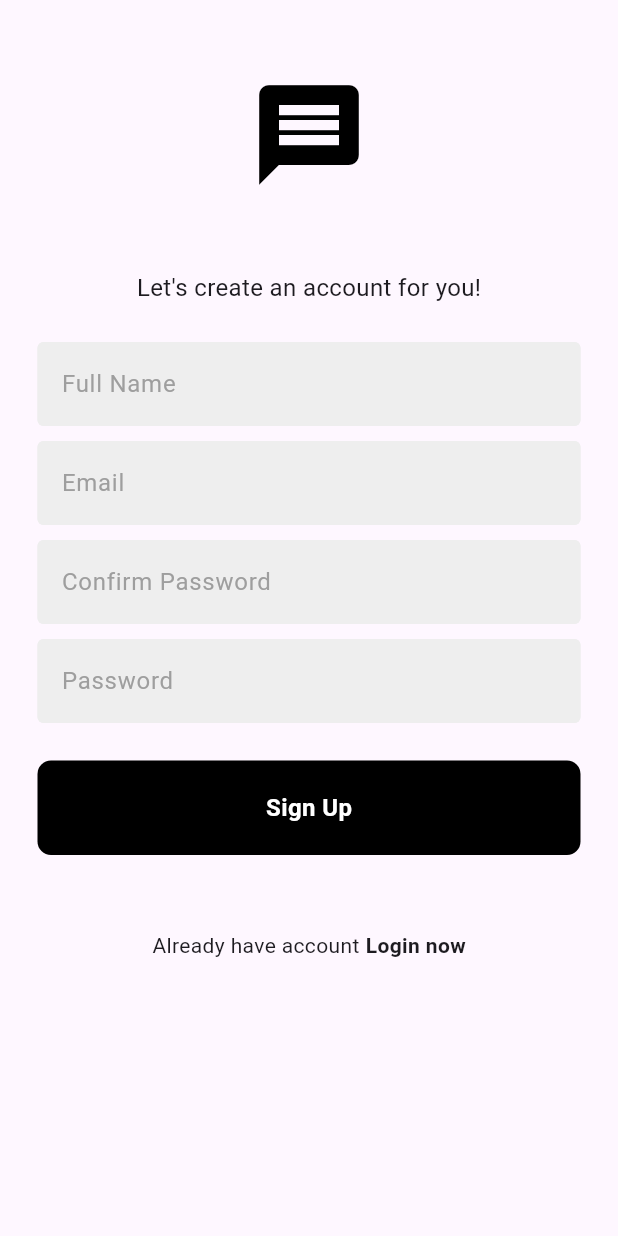
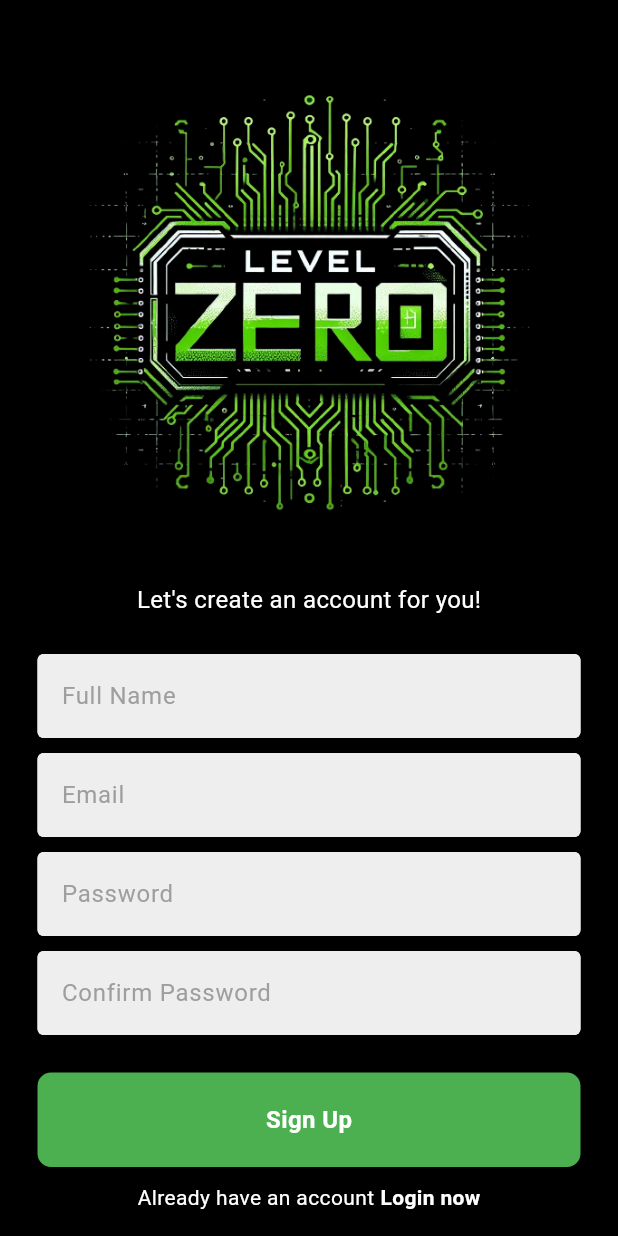
Before and after one commit to S4K1L/_INxCompetitive_App, a Flutter app: the screen it shows after launch, after a tap on "Register now", on a phone screen of 412 x 824 dp. Run offline on Flutter 3.47's test engine with Material 3 defaults, Android fonts, the light colour scheme and no system bars; our stand-ins replace cloud_firestore, firebase_auth, firebase_core; accounts and stored records are empty; network calls fail.

Commit message:
Version: 22.03.24

```diff
--- a/lib/components/my_button.dart
+++ b/lib/components/my_button.dart
@@ -16,7 +16,7 @@ class MyButton extends StatelessWidget {
       child: Container(
         padding: const EdgeInsets.all(20),
         decoration: BoxDecoration(
-          color: Colors.black,
+          color: Colors.green,
           borderRadius: BorderRadius.circular(9),
         ),
         child:  Center(
--- a/lib/page/login_page.dart
+++ b/lib/page/login_page.dart
@@ -30,12 +30,18 @@ class _LoginPageState extends State<LoginPage> {
           emailController.text,
           passwordController.text,
       );
-
+      ScaffoldMessenger.of(context).showSnackBar(
+        const SnackBar(
+          content: Text(
+            'Welcome to LEVEL ZERO'
+          ),
+        ),
+      );
     } catch(e){
       ScaffoldMessenger.of(context).showSnackBar(
-        SnackBar(
+        const SnackBar(
           content: Text(
-            e.toString(),
+            'Invalid Data'
           ),
         ),
       );
@@ -46,27 +52,27 @@ class _LoginPageState extends State<LoginPage> {
   @override
   Widget build(BuildContext context) {
     return Scaffold(
-      body: SafeArea(
+      backgroundColor: Colors.black,
+      body: GestureDetector(
+        child: SingleChildScrollView(
           child: Center(
             child: Padding(
               padding: const EdgeInsets.symmetric(horizontal: 25.0),
               child: Column(
                 mainAxisAlignment: MainAxisAlignment.center,
                 children: [
-                const SizedBox(height: 50),
-                //logo
-                Icon(
-                  Icons.message,
-                  size: 100,
-                  color: Colors.black,
+                  const SizedBox(height: 16),
+                  Padding(
+                    padding: const EdgeInsets.all(30),
+                    child: Image.asset('assets/images/levelrv.png'),
                   ),
-
                   const SizedBox(height: 50),
 
                   //welcome back massage
                   Text("Welcome back you've been missed!",
                   style: TextStyle(
                     fontSize: 16,
+                    color: Colors.white
                   ),
                   ),
 
@@ -91,7 +97,7 @@ class _LoginPageState extends State<LoginPage> {
                   const SizedBox(height: 25),
 
                   //sign in button
-                MyButton(onTap: signIn, text: "Sign In"),
+                  MyButton(onTap: signIn, text: "Login"),
 
                   const SizedBox(height: 50),
 
@@ -99,13 +105,14 @@ class _LoginPageState extends State<LoginPage> {
                   Row(
                     mainAxisAlignment: MainAxisAlignment.center,
                     children: [
-                    Text('Not a member?'),
+                      Text('Not a member?',style: TextStyle(color: Colors.white),),
                       const SizedBox(width: 4),
                       GestureDetector(
                         onTap: widget.onTap,
                         child: const Text('Register now',
                           style: TextStyle(
                             fontWeight: FontWeight.bold,
+                            color: Colors.white
                           ),
                         ),
                       ),
@@ -117,6 +124,7 @@ class _LoginPageState extends State<LoginPage> {
             ),
           ),
         ),
+      ),
     );
   }
 }
--- a/lib/page/register_page.dart
+++ b/lib/page/register_page.dart
@@ -1,43 +1,57 @@
+import 'package:cloud_firestore/cloud_firestore.dart';
 import 'package:competitive/components/my_button.dart';
 import 'package:competitive/components/my_text_field.dart';
 import 'package:competitive/services/auth_service.dart';
+import 'package:firebase_auth/firebase_auth.dart';
 import 'package:flutter/material.dart';
 import 'package:provider/provider.dart';
 
-
 class RegisterPage extends StatefulWidget {
   final void Function()? onTap;
-  const RegisterPage({super.key, this.onTap});
+  const RegisterPage({Key? key, this.onTap}) : super(key: key);
 
   @override
   State<RegisterPage> createState() => _RegisterPageState();
 }
 
 class _RegisterPageState extends State<RegisterPage> {
-  //Text controllers
+  // Text controllers
   final fullNameController = TextEditingController();
   final emailController = TextEditingController();
   final passwordController = TextEditingController();
   final confirmPasswordController = TextEditingController();
 
-  //sign up user
+  final FirebaseAuth _firebaseAuth = FirebaseAuth.instance;
+  // Instance of Firestore
+  final FirebaseFirestore _firestore = FirebaseFirestore.instance;
+
+  // Sign up user
   void signUp() async {
-    if(passwordController.text != confirmPasswordController.text)
-      {
+    if (passwordController.text != confirmPasswordController.text) {
       ScaffoldMessenger.of(context).showSnackBar(
-          const SnackBar(content: Text("Password don't match"),
+        const SnackBar(
+          content: Text("Passwords don't match"),
         ),
       );
       return;
     }
 
-    // get auth service
     final authService = Provider.of<AuthService>(context, listen: false);
 
-    try{
-      await authService.singUpWithEmailandPassword(emailController.text, passwordController.text,);
+    try {
+      // Sign up with email and password
+      await authService.singUpWithEmailAndPassword(
+        emailController.text,
+        passwordController.text,
+        fullNameController.text,
+      );
+      ScaffoldMessenger.of(context).showSnackBar(
+        const SnackBar(
+          content: Text("Welcome to LEVEL ZERO"),
+        ),
+      );
 
-    } catch (e){
+    } catch (e) {
       ScaffoldMessenger.of(context).showSnackBar(
         SnackBar(
           content: Text(e.toString()),
@@ -45,92 +59,76 @@ class _RegisterPageState extends State<RegisterPage> {
       );
     }
   }
+
   @override
   Widget build(BuildContext context) {
     return Scaffold(
-      body: SafeArea(
+      backgroundColor: Colors.black,
+      body: SingleChildScrollView(
         child: Center(
           child: Padding(
             padding: const EdgeInsets.symmetric(horizontal: 25.0),
             child: Column(
-              //mainAxisAlignment: MainAxisAlignment.center,
               children: [
-                const SizedBox(height: 50),
-                //logo
-                Icon(
-                  Icons.message,
-                  size: 80,
-                  color: Colors.black,
+                const SizedBox(height: 16),
+                // Logo
+                Padding(
+                  padding: const EdgeInsets.all(30),
+                  child: Image.asset('assets/images/levelrv.png'),
                 ),
-
-                const SizedBox(height: 50),
-
-                //create account messange
-                Text("Let's create an account for you!",
-                  style: TextStyle(
-                    fontSize: 16,
+                const SizedBox(height: 10),
+                // Create account message
+                const Text(
+                  "Let's create an account for you!",
+                  style: TextStyle(fontSize: 16, color: Colors.white),
                 ),
-                ),
-
                 const SizedBox(height: 25),
-
                 MyTextField(
                   controller: fullNameController,
                   hintText: 'Full Name',
                   obscureText: false,
                 ),
-
                 const SizedBox(height: 10),
-
-                //email textfield
+                // Email text field
                 MyTextField(
                   controller: emailController,
                   hintText: 'Email',
                   obscureText: false,
                 ),
-
                 const SizedBox(height: 10),
-
-                //password textfield
+                // Password text field
+                MyTextField(
+                  controller: passwordController,
+                  hintText: 'Password',
+                  obscureText: true,
+                ),
+                const SizedBox(height: 10),
+                // Confirm password text field
                 MyTextField(
                   controller: confirmPasswordController,
                   hintText: 'Confirm Password',
                   obscureText: true,
                 ),
-
+                const SizedBox(height: 25),
+                // Sign up button
+                MyButton(onTap: signUp, text: "Sign Up"),
                 const SizedBox(height: 10),
-
-                //password textfield
-                MyTextField(
-                  controller: passwordController,
-                  hintText: 'Password',
-                  obscureText: true,
-                ),
-
-                const SizedBox(height: 25),
-
-                //sign in button
-                MyButton(onTap: signUp, text: "Sign Up"),
-
-                const SizedBox(height: 50),
-
-                //not a member ? register now
+                // Not a member? Register now
                 Row(
                   mainAxisAlignment: MainAxisAlignment.center,
                   children: [
-                   const Text('Already have account'),
+                    const Text('Already have an account', style: TextStyle(color: Colors.white)),
                     const SizedBox(width: 4),
                     GestureDetector(
                       onTap: widget.onTap,
-                      child: const Text('Login now',
-                        style: TextStyle(
-                          fontWeight: FontWeight.bold,
-                        ),
+                      child: const Text(
+                        'Login now',
+                        style: TextStyle(fontWeight: FontWeight.bold, color: Colors.white),
                       ),
                     ),
                   ],
-                )
-
+                ),
+                const SizedBox(height: 10),
               ],
             ),
           ),
--- a/lib/services/chat/chat_service.dart
+++ b/lib/services/chat/chat_service.dart
@@ -12,7 +12,6 @@ class ChatService extends ChangeNotifier{
   // SEND MESSAGE
   Future<void> sendMessage(String receiverId, String message) async {
     // get current user info
-    final String currentUserName = _firebaseAuth.currentUser!.
     final String currentUserId = _firebaseAuth.currentUser!.uid;
     final String currentUserEmail = _firebaseAuth.currentUser!.email.toString();
     final Timestamp timestamp = Timestamp.now();
--- a/pubspec.yaml
+++ b/pubspec.yaml
@@ -18,6 +18,7 @@ dependencies:
   provider:
   cloud_firestore: ^4.13.0
   cached_network_image: ^3.3.0
+  web: ^0.4.0
 
 
 dev_dependencies:
@@ -30,7 +31,7 @@ dev_dependencies:
 flutter_launcher_icons:
       android: "ic_launcher"
       ios: true
-      image_path: "assets/images/INx.png"
+      image_path: "assets/images/levelrv.png"
       min_sdk_android: 21 # android min sdk min:16, default 21
 
 
```
Also changed, not shown: lib/page/chat_page.dart (+35 -29 lines), lib/page/home_Page.dart (+53 -15 lines), lib/services/auth_service.dart (+3 -4 lines), assets/images/level.png (added), assets/images/levelrv.png (added), pubspec.lock, 6 other files. Lines whose indentation alone changed are shown as unchanged.
